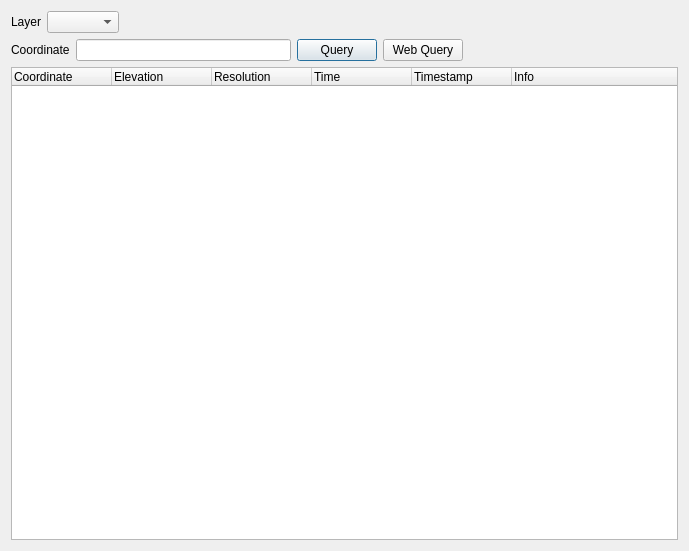
Old version of the form plugins/osgearth/RetrieveElevationDialog.ui in the repository aroth-fastprotect/sgi.
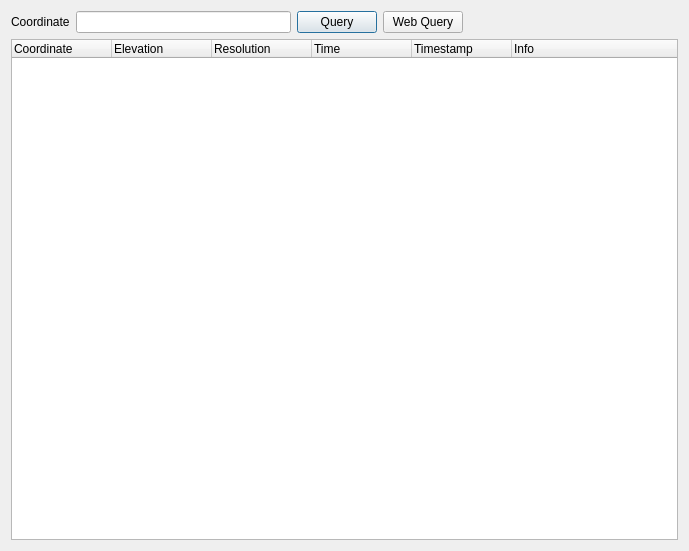
New version of the form.

Commit message: fixed elevation lookup throught osgEarth and Google maps

```diff
--- a/plugins/osgearth/RetrieveElevationDialog.ui
+++ b/plugins/osgearth/RetrieveElevationDialog.ui
@@ -14,46 +14,6 @@
    <string>Retrieve Elevation</string>
   </property>
   <layout class="QVBoxLayout" name="verticalLayout">
-   <item>
-    <layout class="QHBoxLayout" name="horizontalLayout_3">
-     <item>
-      <widget class="QLabel" name="label_4">
-       <property name="sizePolicy">
-        <sizepolicy hsizetype="Preferred" vsizetype="Minimum">
-         <horstretch>0</horstretch>
-         <verstretch>0</verstretch>
-        </sizepolicy>
-       </property>
-       <property name="text">
-        <string>Layer</string>
-       </property>
-      </widget>
-     </item>
-     <item>
-      <widget class="QComboBox" name="layer">
-       <property name="sizePolicy">
-        <sizepolicy hsizetype="Preferred" vsizetype="Minimum">
-         <horstretch>0</horstretch>
-         <verstretch>0</verstretch>
-        </sizepolicy>
-       </property>
-      </widget>
-     </item>
-     <item>
-      <spacer name="horizontalSpacer">
-       <property name="orientation">
-        <enum>Qt::Horizontal</enum>
-       </property>
-       <property name="sizeHint" stdset="0">
-        <size>
-         <width>40</width>
-         <height>20</height>
-        </size>
-       </property>
-      </spacer>
-     </item>
-    </layout>
-   </item>
    <item>
     <layout class="QHBoxLayout" name="horizontalLayout_2">
      <item>
```
Left out of the diff: 16 changed lines with no effect on the pictures. The commit also changes 2 other files.
